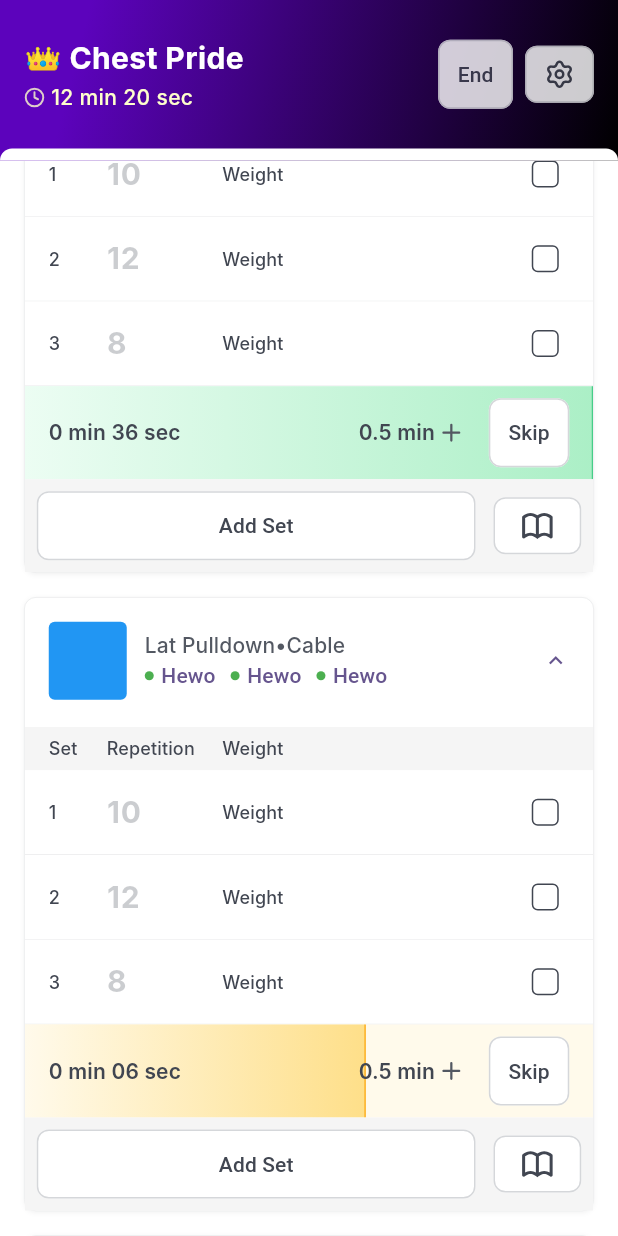
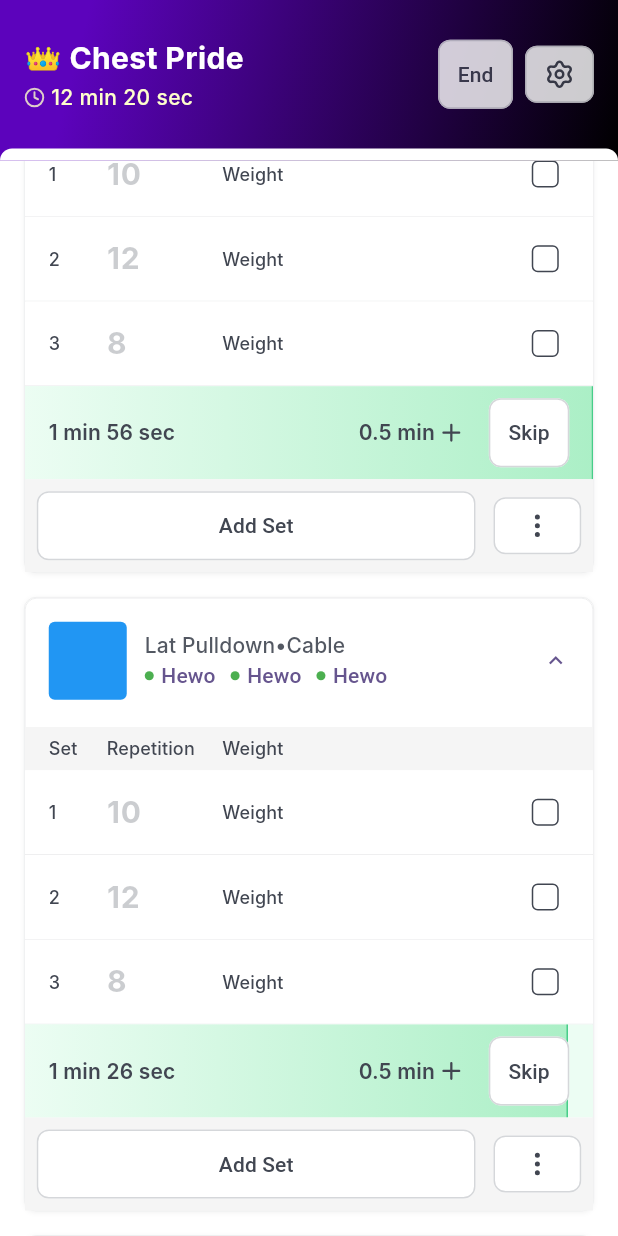
Before and after one commit to vuboitech/vuboi-fitness-app, a Flutter app: the OngoingExercisePage screen opened by its route, scrolled down 576 dp, after a tap on "0.5 min", after a tap on "Skip", on a phone screen of 412 x 824 dp. Run offline on Flutter 3.47's test engine with Material 3 defaults, Android fonts, the phone set to English and light mode, and no system bars; drawn by our look-alikes of flutter_slidable, scroll_to_index; our stand-ins replace animated_bottom_navigation_bar, cached_network_image, flutter_bloc, flutter_inset_shadow, flutter_svg, glass and 5 more; missing offline and left inert: flutter_wear_os_connectivity; Roboto replaces fonts that are missing (Inter, PlusJakartaSans).

Commit message:
feat(exercise): slide-able layout to delete and reorder-able rep list

```diff
--- /dev/null
+++ b/lib/features/exercise/presentation/widgets/exercise_set_rest_timer.dart
@@ -0,0 +1,249 @@
+import 'dart:async';
+
+import 'package:fitness/theme/lib.dart';
+import 'package:flutter/material.dart';
+import 'package:flutter_svg/flutter_svg.dart';
+
+class RestTimerColor {
+  final Color background;
+  final Color border;
+  final LinearGradient progress;
+
+  const RestTimerColor({
+    required this.background,
+    required this.border,
+    required this.progress,
+  });
+}
+
+class ExerciseSetRestTimer extends StatefulWidget {
+  final VoidCallback onSkipPressed;
+  final VoidCallback onTimerFinished;
+  final Duration duration;
+
+  const ExerciseSetRestTimer({
+    super.key,
+    required this.duration,
+    required this.onSkipPressed,
+    required this.onTimerFinished,
+  });
+
+  @override
+  State<ExerciseSetRestTimer> createState() => _ExerciseSetRestTimerState();
+}
+
+class _ExerciseSetRestTimerState extends State<ExerciseSetRestTimer> {
+  late Timer _timer;
+  late Duration _remainingTime;
+
+  final GlobalKey _contentKey = GlobalKey();
+  double _measuredWidth = 0;
+  double _measuredHeight = 0;
+
+  @override
+  void initState() {
+    super.initState();
+
+    _remainingTime = widget.duration;
+    _startTimer();
+
+    WidgetsBinding.instance.addPostFrameCallback((_) {
+      final renderBox =
+      _contentKey.currentContext?.findRenderObject() as RenderBox?;
+      if (renderBox != null) {
+        setState(() {
+          _measuredWidth = renderBox.size.width;
+          _measuredHeight = renderBox.size.height;
+        });
+      }
+    });
+  }
+
+  @override
+  void dispose() {
+    _timer.cancel();
+    super.dispose();
+  }
+
+  void _startTimer() {
+    const tickTime = Duration(seconds: 1);
+    _timer = Timer.periodic(tickTime, (timer) {
+      setState(() {
+        if (_remainingTime.inSeconds > 0) {
+          _remainingTime = _remainingTime - tickTime;
+        } else {
+          _timer.cancel();
+          widget.onTimerFinished.call();
+        }
+      });
+    });
+  }
+
+  void _increaseDuration() {
+    setState(() {
+      _remainingTime += const Duration(minutes: 0, seconds: 30);
+    });
+  }
+
+  String _formatDuration(Duration duration) {
+    String minutes = (duration.inMinutes).toString();
+    String seconds = (duration.inSeconds % 60).toString().padLeft(2, '0');
+    return '$minutes min $seconds sec';
+  }
+
+  double _getProgressPercentage() {
+    return _remainingTime.inMilliseconds / widget.duration.inMilliseconds;
+  }
+
+  RestTimerColor _getColorByProgress() {
+    double progress = _getProgressPercentage();
+
+    if (progress <= 0.33) {
+      // Red (0-33%)
+      return RestTimerColor(
+        background: context.theme.appColor.utilityError50,
+        border: context.theme.appColor.utilityError400,
+        progress: LinearGradient(
+          begin: Alignment.centerLeft,
+          end: Alignment.centerRight,
+          colors: [
+            context.theme.appColor.utilityError50,
+            context.theme.appColor.utilityError200,
+          ],
+          stops: [0.0, 1.0],
+        ),
+      );
+    } else if (progress <= 0.66) {
+      // Yellow (34-66%)
+      return RestTimerColor(
+        background: context.theme.appColor.utilityWarning50,
+        border: context.theme.appColor.utilityWarning400,
+        progress: LinearGradient(
+          begin: Alignment.centerLeft,
+          end: Alignment.centerRight,
+          colors: [
+            context.theme.appColor.utilityWarning50,
+            context.theme.appColor.utilityWarning200,
+          ],
+          stops: [0.0, 1.0],
+        ),
+      );
+    } else {
+      // Green (67-100%)
+      return RestTimerColor(
+        background: context.theme.appColor.utilitySuccess50,
+        border: context.theme.appColor.utilitySuccess400,
+        progress: LinearGradient(
+          begin: Alignment.centerLeft,
+          end: Alignment.centerRight,
+          colors: [
+            context.theme.appColor.utilitySuccess50,
+            context.theme.appColor.utilitySuccess200,
+          ],
+          stops: [0.0, 1.0],
+        ),
+      );
+    }
+  }
+
+  @override
+  Widget build(BuildContext context) {
+    final RestTimerColor color = _getColorByProgress();
+
+    return Stack(
+      children: [
+        Stack(
+          children: [
+            Container(
+              height: _measuredHeight,
+              width: _measuredWidth,
+              color: color.background,
+            ),
+            if (_measuredWidth > 0)
+              AnimatedContainer(
+                duration: const Duration(milliseconds: 300),
+                curve: Curves.easeInOut,
+                height: _measuredHeight,
+                width: _measuredWidth * _getProgressPercentage(),
+                decoration: BoxDecoration(
+                  gradient: color.progress,
+                  border: Border(
+                    right: BorderSide(
+                      color: color.border,
+                      width: 1,
+                    ),
+                  ),
+                ),
+              ),
+          ],
+        ),
+        Container(
+          key: _contentKey,
+          color: Colors.transparent,
+          padding: const EdgeInsets.symmetric(
+            horizontal: 16,
+            vertical: 8,
+          ),
+          child: Row(
+            mainAxisAlignment: MainAxisAlignment.spaceBetween,
+            children: [
+              Text(
+                _formatDuration(_remainingTime),
+                style: context.theme.appTextTheme.textSmSemibold.copyWith(
+                  color: context.theme.appColor.textSecondary,
+                ),
+              ),
+              Row(
+                children: [
+                  TextButton(
+                    onPressed: _increaseDuration,
+                    style: TextButton.styleFrom(
+                      tapTargetSize: MaterialTapTargetSize.shrinkWrap,
+                      padding: const EdgeInsets.symmetric(
+                        horizontal: 8,
+                        vertical: 4,
+                      ),
+                      minimumSize: const Size(0, 0),
+                      shape: const RoundedRectangleBorder(
+                        borderRadius: BorderRadius.all(Radius.circular(8)),
+                      ),
+                    ),
+                    child: Row(
+                      children: [
+                        Text(
+                          '0.5 min',
+                          style: context.theme.appTextTheme.textSmSemibold
+                              .copyWith(
+                            color: context.theme.appColor.textSecondary,
+                          ),
+                        ),
+                        const SizedBox(width: 2),
+                        SvgPicture.asset(
+                          'assets/icons/ic_plus.svg',
+                          colorFilter: ColorFilter.mode(
+                            context.theme.appColor.textSecondary,
+                            BlendMode.srcIn,
+                          ),
+                          height: 18,
+                          width: 18,
+                        ),
+                      ],
+                    ),
+                  ),
+                  const SizedBox(width: 8),
+                  PrimaryButton(
+                    variant: ButtonVariant.secondary,
+                    text: 'Skip',
+                    onPressed: () {
+                      // Handle start button press
+                    },
+                  ),
+                ],
+              ),
+            ],
+          ),
+        ),
+      ],
+    );
+  }
+}
--- a/lib/features/exercise/presentation/widgets/ongoing_exercise_item.dart
+++ b/lib/features/exercise/presentation/widgets/ongoing_exercise_item.dart
@@ -1,8 +1,7 @@
-import 'dart:async';
-
+import 'package:fitness/features/exercise/presentation/widgets/exercise_set_rest_timer.dart';
 import 'package:fitness/theme/lib.dart';
 import 'package:flutter/material.dart';
-import 'package:flutter_svg/flutter_svg.dart';
+import 'package:flutter_slidable/flutter_slidable.dart';
 
 class ExerciseRepetition {
   int repetition;
@@ -108,8 +107,14 @@ class _OngoingExerciseItemState extends State<OngoingExerciseItem>
         tapTargetSize: MaterialTapTargetSize.shrinkWrap,
         padding: EdgeInsets.zero,
         minimumSize: const Size(0, 0),
-        shape: const RoundedRectangleBorder(
-          borderRadius: BorderRadius.all(Radius.circular(8)),
+        elevation: 0,
+        backgroundColor: context.theme.appColor.bgPrimary,
+        shape: RoundedRectangleBorder(
+          borderRadius: const BorderRadius.all(Radius.circular(8)),
+          side: BorderSide(
+            color: context.theme.appColor.borderSecondary,
+            width: 0.5,
+          ),
         ),
       ),
       child: Column(
@@ -252,13 +257,52 @@ class _OngoingExerciseItemState extends State<OngoingExerciseItem>
                       ],
                     ),
                   ),
-                  ListView.builder(
+                  ReorderableListView.builder(
                     shrinkWrap: true,
                     itemCount: _exerciseRepetitions.length,
                     padding: EdgeInsets.zero,
                     physics: const NeverScrollableScrollPhysics(),
+                    proxyDecorator:
+                        (Widget child, int index, Animation<double> animation) {
+                      return Material(
+                        elevation: 0.0,
+                        color: Colors.transparent,
+                        child: child,
+                      );
+                    },
+                    onReorder: (int oldIndex, int newIndex) {
+                      setState(() {
+                        if (oldIndex < newIndex) {
+                          newIndex -= 1;
+                        }
+                        final ExerciseRepetition item =
+                            _exerciseRepetitions.removeAt(oldIndex);
+                        _exerciseRepetitions.insert(newIndex, item);
+                      });
+                    },
                     itemBuilder: (context, index) {
-                      return Container(
+                      return Slidable(
+                        key: Key('slidable-$index'),
+                        closeOnScroll: true,
+                        endActionPane: ActionPane(
+                          motion: const ScrollMotion(),
+                          openThreshold: 1 / 4,
+                          children: [
+                            SlidableAction(
+                              onPressed: (context) {
+                                setState(() {
+                                  _exerciseRepetitions.removeAt(index);
+                                });
+                              },
+                              autoClose: true,
+                              backgroundColor:
+                                  context.theme.appColor.utilityError500,
+                              foregroundColor: Colors.white,
+                              icon: Icons.delete,
+                            ),
+                          ],
+                        ),
+                        child: Container(
                           key: Key('container-$index'),
                           padding: const EdgeInsets.symmetric(
                             horizontal: 16,
@@ -333,8 +377,8 @@ class _OngoingExerciseItemState extends State<OngoingExerciseItem>
                                 child: Align(
                                   alignment: Alignment.centerRight,
                                   child: Checkbox(
-                                  value:
-                                      _exerciseRepetitions[index].finishedAt !=
+                                    value: _exerciseRepetitions[index]
+                                            .finishedAt !=
                                         null,
                                     visualDensity: VisualDensity.compact,
                                     materialTapTargetSize:
@@ -343,7 +387,8 @@ class _OngoingExerciseItemState extends State<OngoingExerciseItem>
                                       borderRadius: BorderRadius.circular(4),
                                     ),
                                     side: BorderSide(
-                                    color: context.theme.appColor.textSecondary,
+                                      color:
+                                          context.theme.appColor.textSecondary,
                                       width: 1,
                                     ),
                                     onChanged: (bool? isChecked) {
@@ -359,11 +404,12 @@ class _OngoingExerciseItemState extends State<OngoingExerciseItem>
                               ),
                             ],
                           ),
+                        ),
                       );
                     },
                   ),
                   ExerciseSetRestTimer(
-                    duration: const Duration(seconds: 10),
+                    duration: const Duration(seconds: 90),
                     onSkipPressed: () {},
                     onTimerFinished: () {},
                   ),
@@ -397,7 +443,7 @@ class _OngoingExerciseItemState extends State<OngoingExerciseItem>
                         Expanded(
                           flex: 1,
                           child: PrimaryButton(
-                            iconSvgUri: 'assets/icons/ic_book.svg',
+                            iconSvgUri: 'assets/icons/ic_vertical_dots.svg',
                             variant: ButtonVariant.secondary,
                             onPressed: () {},
                           ),
@@ -414,243 +460,3 @@ class _OngoingExerciseItemState extends State<OngoingExerciseItem>
     );
   }
 }
-
-class RestTimerColor {
-  final Color background;
-  final Color border;
-  final LinearGradient progress;
-
-  const RestTimerColor({
-    required this.background,
-    required this.border,
-    required this.progress,
-  });
-}
-
-class ExerciseSetRestTimer extends StatefulWidget {
-  final VoidCallback onSkipPressed;
-  final VoidCallback onTimerFinished;
-  final Duration duration;
-
-  const ExerciseSetRestTimer({
-    super.key,
-    required this.duration,
-    required this.onSkipPressed,
-    required this.onTimerFinished,
-  });
-
-  @override
-  State<ExerciseSetRestTimer> createState() => _ExerciseSetRestTimerState();
-}
-
-class _ExerciseSetRestTimerState extends State<ExerciseSetRestTimer> {
-  late Timer _timer;
-  late Duration _remainingTime;
-
-  final GlobalKey _contentKey = GlobalKey();
-  double _measuredWidth = 0;
-  double _measuredHeight = 0;
-
-  @override
-  void initState() {
-    super.initState();
-
-    _remainingTime = widget.duration;
-    _startTimer();
-
-    WidgetsBinding.instance.addPostFrameCallback((_) {
-      final renderBox =
-          _contentKey.currentContext?.findRenderObject() as RenderBox?;
-      if (renderBox != null) {
-        setState(() {
-          _measuredWidth = renderBox.size.width;
-          _measuredHeight = renderBox.size.height;
-        });
-      }
-    });
-  }
-
-  @override
-  void dispose() {
-    _timer.cancel();
-    super.dispose();
-  }
-
-  void _startTimer() {
-    const tickTime = Duration(seconds: 1);
-    _timer = Timer.periodic(tickTime, (timer) {
-      setState(() {
-        if (_remainingTime.inSeconds > 0) {
-          _remainingTime = _remainingTime - tickTime;
-        } else {
-          _timer.cancel();
-          widget.onTimerFinished.call();
-        }
-      });
-    });
-  }
-
-  void _increaseDuration() {
-    setState(() {
-      _remainingTime += const Duration(minutes: 0, seconds: 30);
-    });
-  }
-
-  String _formatDuration(Duration duration) {
-    String minutes = (duration.inMinutes).toString();
-    String seconds = (duration.inSeconds % 60).toString().padLeft(2, '0');
-    return '$minutes min $seconds sec';
-  }
-
-  double _getProgressPercentage() {
-    return _remainingTime.inMilliseconds / widget.duration.inMilliseconds;
-  }
-
-  RestTimerColor _getColorByProgress() {
-    double progress = _getProgressPercentage();
-
-    if (progress <= 0.33) {
-      // Red (0-33%)
-      return RestTimerColor(
-        background: context.theme.appColor.utilityError50,
-        border: context.theme.appColor.utilityError400,
-        progress: LinearGradient(
-          begin: Alignment.centerLeft,
-          end: Alignment.centerRight,
-          colors: [
-            context.theme.appColor.utilityError50,
-            context.theme.appColor.utilityError200,
-          ],
-          stops: [0.0, 1.0],
-        ),
-      );
-    } else if (progress <= 0.66) {
-      // Yellow (34-66%)
-      return RestTimerColor(
-        background: context.theme.appColor.utilityWarning50,
-        border: context.theme.appColor.utilityWarning400,
-        progress: LinearGradient(
-          begin: Alignment.centerLeft,
-          end: Alignment.centerRight,
-          colors: [
-            context.theme.appColor.utilityWarning50,
-            context.theme.appColor.utilityWarning200,
-          ],
-          stops: [0.0, 1.0],
-        ),
-      );
-    } else {
-      // Green (67-100%)
-      return RestTimerColor(
-        background: context.theme.appColor.utilitySuccess50,
-        border: context.theme.appColor.utilitySuccess400,
-        progress: LinearGradient(
-          begin: Alignment.centerLeft,
-          end: Alignment.centerRight,
-          colors: [
-            context.theme.appColor.utilitySuccess50,
-            context.theme.appColor.utilitySuccess200,
-          ],
-          stops: [0.0, 1.0],
-        ),
-      );
-    }
-  }
-
-  @override
-  Widget build(BuildContext context) {
-    final RestTimerColor color = _getColorByProgress();
-
-    return Stack(
-      children: [
-        Stack(
-          children: [
-            Container(
-              height: _measuredHeight,
-              width: _measuredWidth,
-              color: color.background,
-            ),
-            if (_measuredWidth > 0)
-              AnimatedContainer(
-                duration: const Duration(milliseconds: 300),
-                curve: Curves.easeInOut,
-                height: _measuredHeight,
-                width: _measuredWidth * _getProgressPercentage(),
-                decoration: BoxDecoration(
-                  gradient: color.progress,
-                  border: Border(
-                    right: BorderSide(
-                      color: color.border,
-                      width: 1,
-                    ),
-                  ),
-                ),
-              ),
-          ],
-        ),
-        Container(
-          key: _contentKey,
-          color: Colors.transparent,
-          padding: const EdgeInsets.symmetric(
-            horizontal: 16,
-            vertical: 8,
-          ),
-          child: Row(
-            mainAxisAlignment: MainAxisAlignment.spaceBetween,
-            children: [
-              Text(
-                _formatDuration(_remainingTime),
-                style: context.theme.appTextTheme.textSmSemibold.copyWith(
-                  color: context.theme.appColor.textSecondary,
-                ),
-              ),
-              Row(
-                children: [
-                  TextButton(
-                    onPressed: _increaseDuration,
-                    style: TextButton.styleFrom(
-                      tapTargetSize: MaterialTapTargetSize.shrinkWrap,
-                      padding: const EdgeInsets.symmetric(
-                        horizontal: 8,
-                        vertical: 4,
-                      ),
-                      minimumSize: const Size(0, 0),
-                      shape: const RoundedRectangleBorder(
-                        borderRadius: BorderRadius.all(Radius.circular(8)),
-                      ),
-                    ),
-                    child: Row(
-                      children: [
-                        Text(
-                          '0.5 min',
-                          style: context.theme.appTextTheme.textSmSemibold
-                              .copyWith(
-                            color: context.theme.appColor.textSecondary,
-                          ),
-                        ),
-                        const SizedBox(width: 2),
-                        SvgPicture.asset(
-                          'assets/icons/ic_plus.svg',
-                          height: 18,
-                          width: 18,
-                        ),
-                      ],
-                    ),
-                  ),
-                  const SizedBox(width: 8),
-                  PrimaryButton(
-                    variant: ButtonVariant.secondary,
-                    text: 'Skip',
-                    onPressed: () {
-                      // Handle start button press
-                    },
-                  ),
-                ],
-              ),
-            ],
-          ),
-        ),
-      ],
-    );
-  }
-}
--- a/pubspec.yaml
+++ b/pubspec.yaml
@@ -30,6 +30,7 @@ dependencies:
   flutter_inset_shadow: ^2.0.3
   glass: ^2.0.0+2
   flex_dropdown: ^0.1.0
+  flutter_slidable: ^4.0.0
 
 dev_dependencies:
   flutter_test:
```
Also changed, not shown: assets/icons/ic_vertical_dots.svg (added), pubspec.lock. Lines whose indentation alone changed are shown as unchanged.
